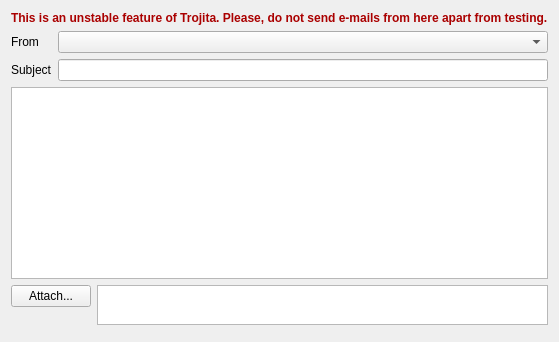
jktjkt/trojita, file src/Gui/ComposeWidget.ui: the form before one commit.
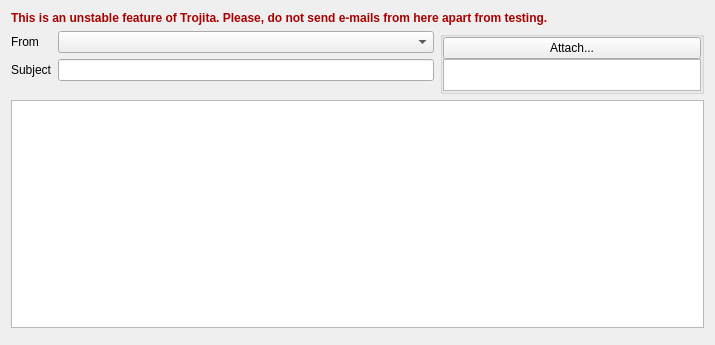
The form after the commit.

Commit message:
move attachment section into top right corner
ratio: spare precious vertical space
so far vertical space was wasted on long recipient lines
and the trailing attachment section on the bottom, which
had a fixed height and hard to read ltr (instead of ttb)
alignment. also the horizontally attached pushbutton wasted
some area

A compile error was fixed by jkt.

The edit to the form file:
```diff
--- a/src/Gui/ComposeWidget.ui
+++ b/src/Gui/ComposeWidget.ui
@@ -6,14 +6,14 @@
    <rect>
     <x>0</x>
     <y>0</y>
-    <width>559</width>
-    <height>342</height>
+    <width>715</width>
+    <height>345</height>
    </rect>
   </property>
   <property name="windowTitle">
    <string>Compose Mail</string>
   </property>
-  <layout class="QVBoxLayout" name="verticalLayout">
+  <layout class="QVBoxLayout" name="verticalLayout_2" stretch="1,1,1000,1">
    <item>
     <widget class="QLabel" name="developmentWarning">
      <property name="palette">
@@ -65,6 +65,8 @@
     </widget>
    </item>
    <item>
+    <layout class="QHBoxLayout" name="horizontalLayout_2" stretch="16,10">
+     <item>
     <layout class="QFormLayout" name="envelopeLayout">
      <property name="fieldGrowthPolicy">
       <enum>QFormLayout::ExpandingFieldsGrow</enum>
@@ -105,53 +107,87 @@
     </layout>
    </item>
    <item>
-    <widget class="QTextEdit" name="mailText">
-     <property name="sizePolicy">
-      <sizepolicy hsizetype="Expanding" vsizetype="Expanding">
-       <horstretch>0</horstretch>
-       <verstretch>1</verstretch>
-      </sizepolicy>
-     </property>
-    </widget>
-   </item>
+      <widget class="QGroupBox" name="groupBox">
+       <property name="title">
+        <string/>
+       </property>
+       <property name="flat">
+        <bool>false</bool>
+       </property>
+       <layout class="QVBoxLayout" name="verticalLayout" stretch="1,100">
+        <property name="spacing">
+         <number>0</number>
+        </property>
+        <property name="margin">
+         <number>0</number>
+        </property>
    <item>
-    <layout class="QFormLayout" name="formLayout_2">
-     <property name="fieldGrowthPolicy">
-      <enum>QFormLayout::ExpandingFieldsGrow</enum>
-     </property>
-     <item row="0" column="0">
       <widget class="QPushButton" name="attachButton">
        <property name="text">
         <string>Attach...</string>
        </property>
       </widget>
      </item>
-     <item row="0" column="1">
+        <item>
       <widget class="QListView" name="attachmentsView">
        <property name="sizePolicy">
-        <sizepolicy hsizetype="Expanding" vsizetype="Fixed">
+           <sizepolicy hsizetype="Expanding" vsizetype="MinimumExpanding">
          <horstretch>0</horstretch>
          <verstretch>0</verstretch>
         </sizepolicy>
        </property>
        <property name="minimumSize">
         <size>
-         <width>64</width>
-         <height>40</height>
-        </size>
-       </property>
-       <property name="maximumSize">
-        <size>
-         <width>16777215</width>
-         <height>40</height>
-        </size>
+            <width>0</width>
+            <height>32</height>
+           </size>
+          </property>
+          <property name="horizontalScrollBarPolicy">
+           <enum>Qt::ScrollBarAlwaysOff</enum>
+          </property>
+          <property name="editTriggers">
+           <set>QAbstractItemView::NoEditTriggers</set>
+          </property>
+          <property name="dragEnabled">
+           <bool>true</bool>
+          </property>
+          <property name="dragDropMode">
+           <enum>QAbstractItemView::DragDrop</enum>
+          </property>
+          <property name="verticalScrollMode">
+           <enum>QAbstractItemView::ScrollPerPixel</enum>
+          </property>
+          <property name="horizontalScrollMode">
+           <enum>QAbstractItemView::ScrollPerPixel</enum>
        </property>
        <property name="flow">
-        <enum>QListView::LeftToRight</enum>
-       </property>
+           <enum>QListView::TopToBottom</enum>
+          </property>
+          <property name="isWrapping" stdset="0">
+           <bool>false</bool>
+          </property>
+          <property name="resizeMode">
+           <enum>QListView::Adjust</enum>
+          </property>
+          <property name="wordWrap">
+           <bool>true</bool>
+          </property>
       </widget>
      </item>
     </layout>
+      </widget>
+     </item>
+    </layout>
+   </item>
+   <item>
+    <widget class="QTextEdit" name="mailText">
+     <property name="sizePolicy">
+      <sizepolicy hsizetype="Expanding" vsizetype="Expanding">
+       <horstretch>0</horstretch>
+       <verstretch>1</verstretch>
+      </sizepolicy>
+     </property>
+    </widget>
    </item>
    <item>
     <layout class="QHBoxLayout" name="horizontalLayout">
```
Lines whose indentation alone changed are shown as unchanged.
